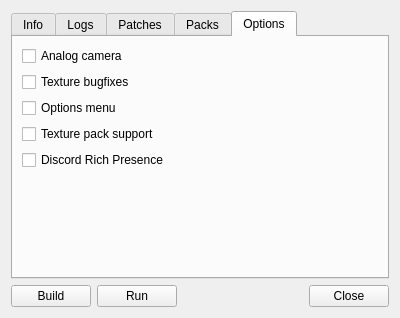
First picture: the form in UI/editDialog.ui, repository bs2kbs2k/SMLauncher, before the edit.
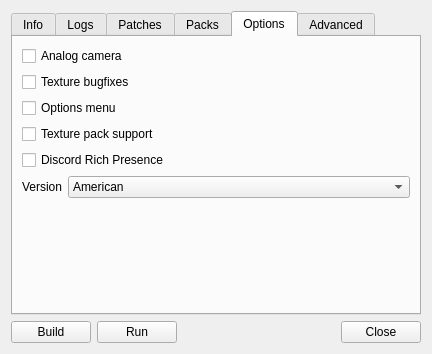
Second picture: the form after the edit. The open tabs and pages were chosen to show the change.

```diff
--- a/UI/editDialog.ui
+++ b/UI/editDialog.ui
@@ -6,8 +6,8 @@
    <rect>
     <x>0</x>
     <y>0</y>
-    <width>400</width>
-    <height>318</height>
+    <width>432</width>
+    <height>354</height>
    </rect>
   </property>
   <property name="windowTitle">
@@ -278,6 +278,36 @@
          </property>
         </widget>
        </item>
+       <item>
+        <layout class="QFormLayout" name="formLayout_3">
+         <item row="0" column="0">
+          <widget class="QLabel" name="label_5">
+           <property name="text">
+            <string>Version</string>
+           </property>
+          </widget>
+         </item>
+         <item row="0" column="1">
+          <widget class="QComboBox" name="comboBox">
+           <item>
+            <property name="text">
+             <string>American</string>
+            </property>
+           </item>
+           <item>
+            <property name="text">
+             <string>Europe</string>
+            </property>
+           </item>
+           <item>
+            <property name="text">
+             <string>Japan</string>
+            </property>
+           </item>
+          </widget>
+         </item>
+        </layout>
+       </item>
        <item>
         <spacer name="verticalSpacer_2">
          <property name="orientation">
@@ -293,6 +323,23 @@
        </item>
       </layout>
      </widget>
+     <widget class="QWidget" name="tabAdvanced">
+      <attribute name="title">
+       <string>Advanced</string>
+      </attribute>
+      <layout class="QFormLayout" name="formLayout_2">
+       <item row="0" column="0">
+        <widget class="QLabel" name="label_3">
+         <property name="text">
+          <string>Extra make options</string>
+         </property>
+        </widget>
+       </item>
+       <item row="0" column="1">
+        <widget class="QLineEdit" name="lineEdit"/>
+       </item>
+      </layout>
+     </widget>
     </widget>
    </item>
    <item>
```
Left out of the diff: 6 changed lines with no effect on the pictures.
